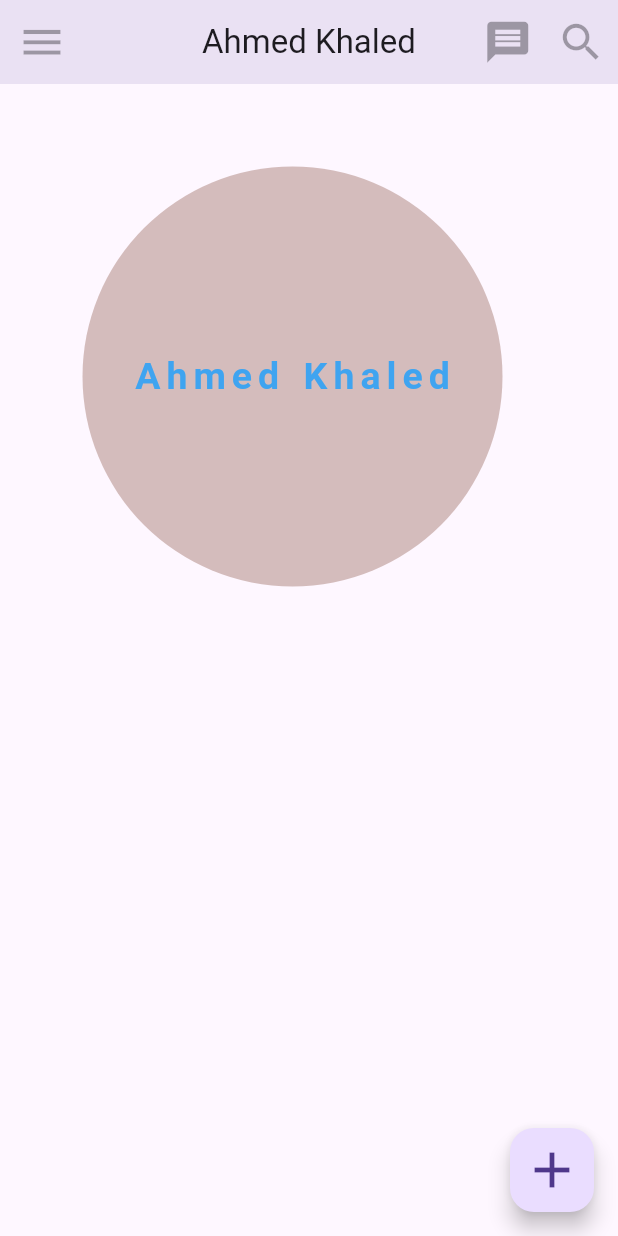
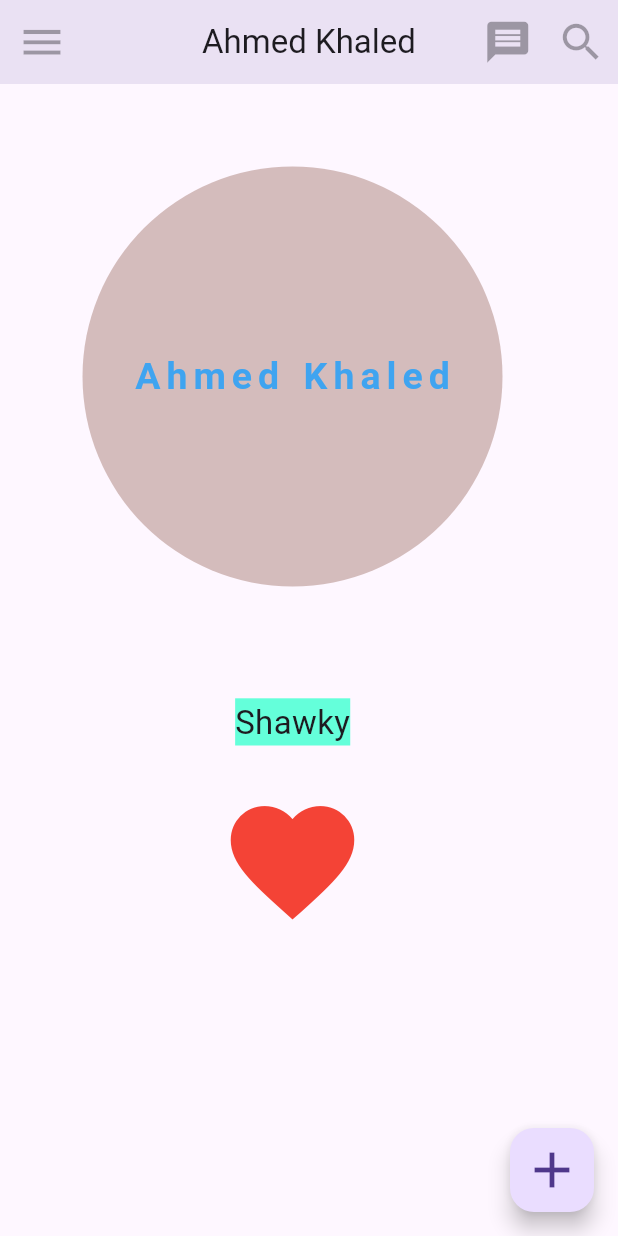
Before and after one commit to Ahmedkhsk/Flutter, a Flutter app: the screen it shows after launch, on a phone screen of 412 x 824 dp. Run offline on Flutter 3.47's test engine with Material 3 defaults, Android fonts, the phone set to English and light mode, and no system bars; Roboto replaces fonts that are missing (Cairo).

Commit message:
Learn Column

```diff
--- a/lib/main.dart
+++ b/lib/main.dart
@@ -43,11 +43,17 @@ class MyProject extends StatelessWidget {
         child: const Icon(Icons.add, size: 40),
       ),
 
-      body: Container(
+      body: Column(
+        mainAxisAlignment: MainAxisAlignment.start,
+        // mainAxisSize: MainAxisSize.max,
+        // crossAxisAlignment: CrossAxisAlignment.start,
+
+        children: [
+          Container(
             //color: const Color.fromARGB(255, 252, 220, 210),
             margin: const EdgeInsets.all(55),
+
             //EdgeInsets.fromLTRB(22, 22, 15, 17),
-
             padding: //EdgeInsets.fromLTRB(22, 5, 3, 6),
                 EdgeInsets.all(11),
 
@@ -60,12 +66,12 @@ class MyProject extends StatelessWidget {
             decoration: BoxDecoration(
               //borderRadius: BorderRadius.circular(60),
               shape: BoxShape.circle,
+
               /*
            shape
            borderRadius
             لو عملت الاتنين في نفس الوقت هيديك ايرور
           */
-
               color: const Color.fromARGB(255, 212, 188, 188),
               // border: Border.all(
               //   color: const Color.fromARGB(255, 63, 164, 240),
@@ -85,6 +91,28 @@ class MyProject extends StatelessWidget {
               ),
             ),
           ),
+
+          const SizedBox(
+            height: 20,
+          ),
+
+          Text(
+            "Shawky",
+            style: TextStyle(backgroundColor: Colors.tealAccent, fontSize: 22),
+          ),
+
+          const SizedBox(
+            height: 20,
+          ),
+
+          IconButton(
+            onPressed: () {},
+            icon: Icon(Icons.favorite,color: Colors.red, size: 99,),
+          ),
+
+        ],
+
+      ),
     );
   }
 }
```
Lines whose indentation alone changed are shown as unchanged.
